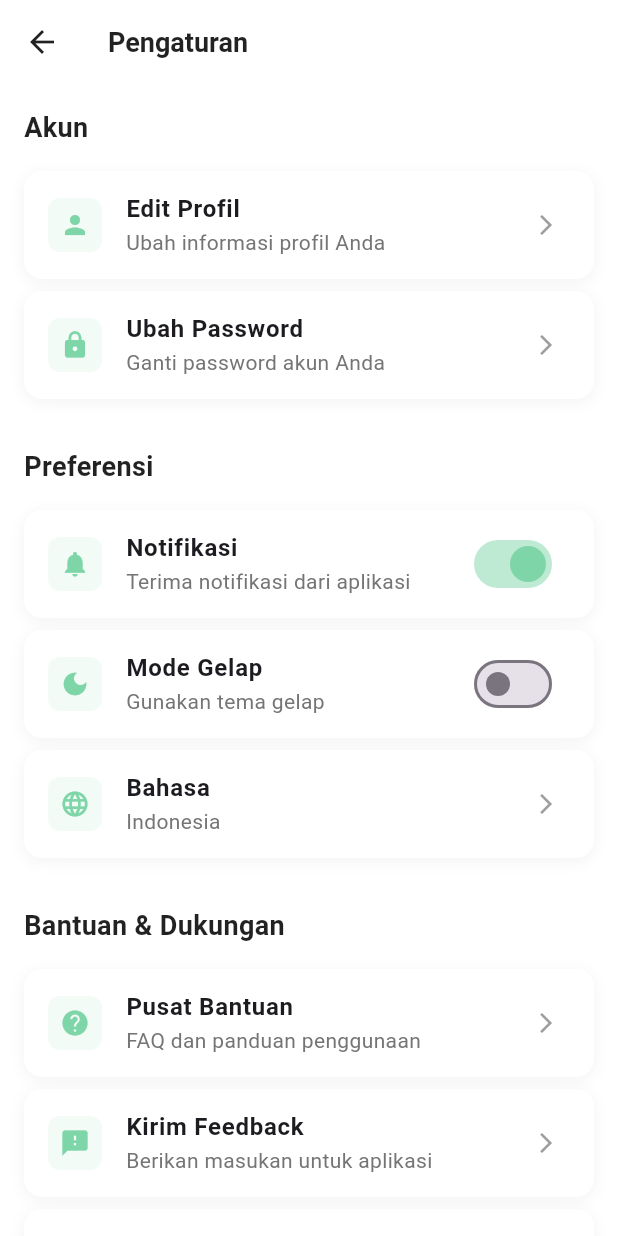
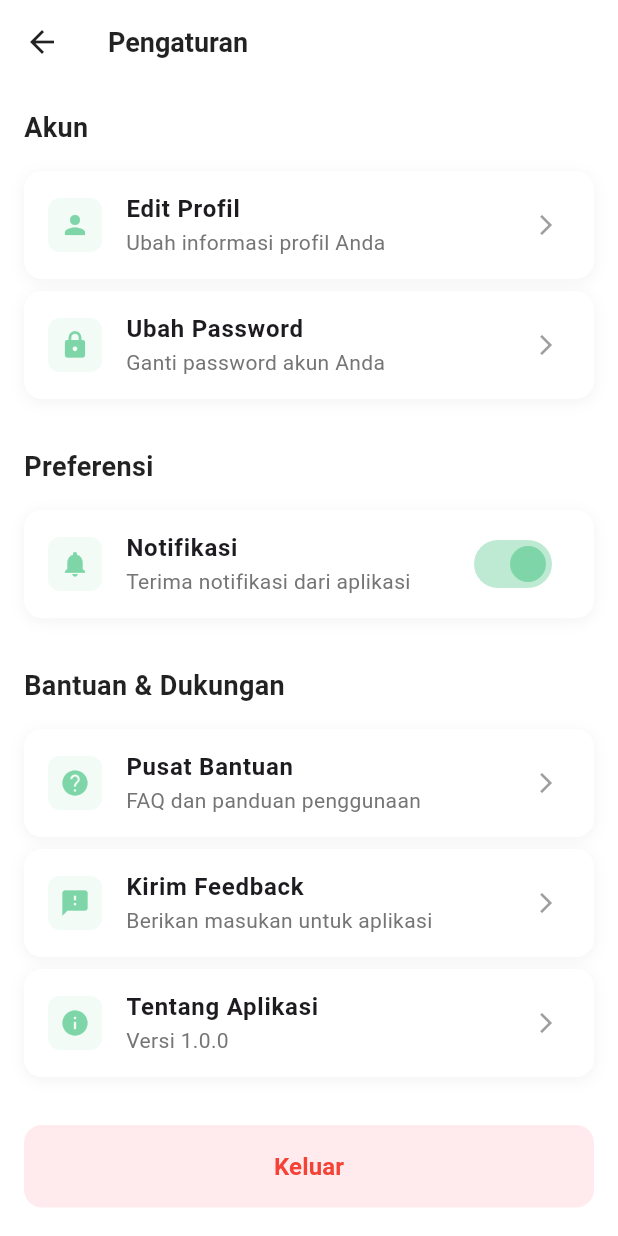
Before and after one commit to carinzuleyka/literasi_akhlak, a Flutter app: the SettingsScreen screen opened directly, on a phone screen of 412 x 824 dp. Run offline on Flutter 3.47's test engine with Material 3 defaults, Android fonts, the light colour scheme and no system bars.

Commit message:
update profile

```diff
--- a/lib/screens/profile_screen.dart
+++ b/lib/screens/profile_screen.dart
@@ -282,7 +282,7 @@
   }
 }
 
-// Settings Screen
+// Settings Screen - Updated without Language and Dark Mode
 class SettingsScreen extends StatefulWidget {
   const SettingsScreen({Key? key}) : super(key: key);
 
@@ -292,7 +292,6 @@
 
 class _SettingsScreenState extends State<SettingsScreen> {
   bool notificationsEnabled = true;
-  bool darkModeEnabled = false;
 
   @override
   Widget build(BuildContext context) {
@@ -375,30 +374,6 @@
               setState(() {
                 notificationsEnabled = value;
               });
-            },
-          ),
-          _buildSwitchItem(
-            icon: Icons.dark_mode,
-            title: 'Mode Gelap',
-            subtitle: 'Gunakan tema gelap',
-            value: darkModeEnabled,
-            onChanged: (value) {
-              setState(() {
-                darkModeEnabled = value;
-              });
-            },
-          ),
-          _buildSettingsItem(
-            icon: Icons.language,
-            title: 'Bahasa',
-            subtitle: 'Indonesia',
-            onTap: () {
-              ScaffoldMessenger.of(context).showSnackBar(
-                const SnackBar(
-                  content: Text('Fitur pengaturan bahasa'),
-                  backgroundColor: Color(0xFF7ED6A8),
-                ),
-              );
             },
           ),
 
```
